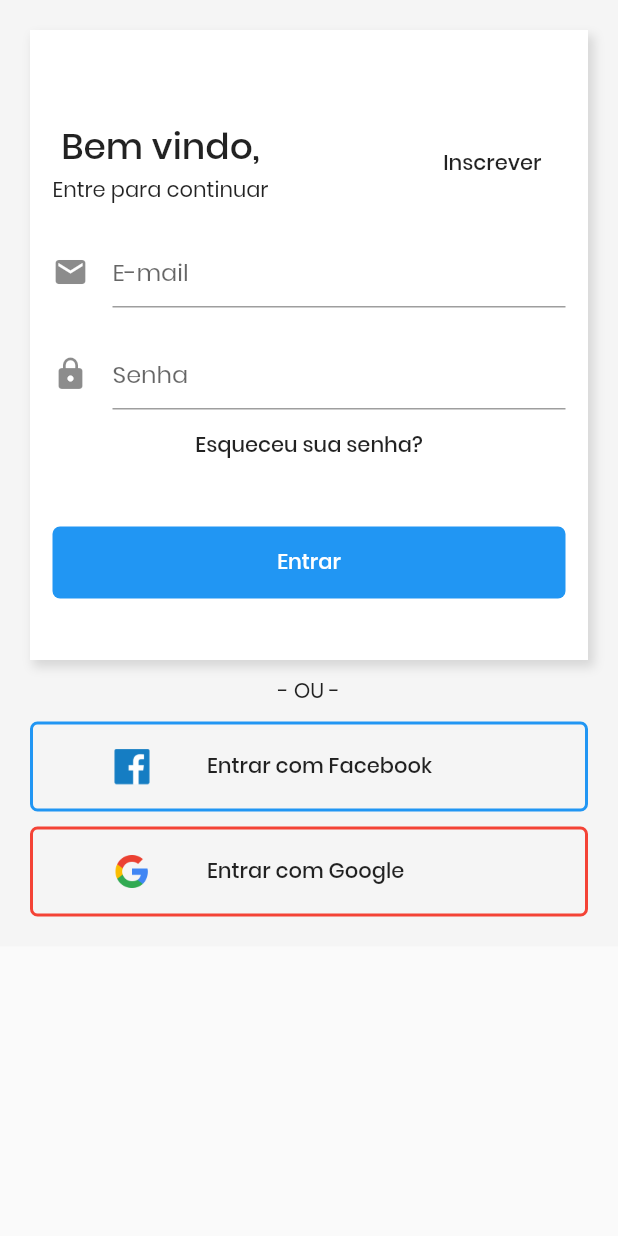
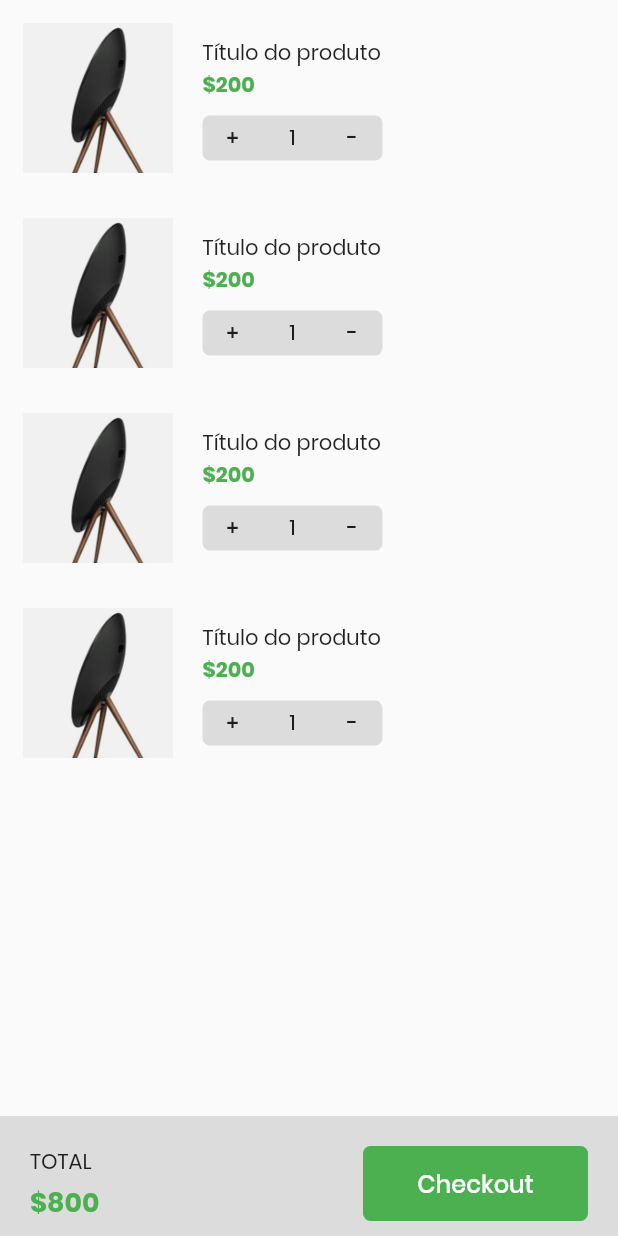
Before and after one commit to MagnoSantos/marketplace-flutter, a Flutter app: the screen it shows after launch, on a phone screen of 412 x 824 dp. Run offline on Flutter 3.47's test engine with Material 2 defaults, Android fonts, the phone set to English and light mode, and no system bars.

Commit message:
Implementa layout página de carrinho de compras

```diff
--- a/marketplace/lib/main.dart
+++ b/marketplace/lib/main.dart
@@ -1,5 +1,5 @@
 import 'package:flutter/material.dart';
-import 'package:marketplace/pages/home.page.dart';
+import 'package:marketplace/pages/cart.page.dart';
 import 'package:marketplace/pages/login.page.dart';
 import 'package:marketplace/styles.dart';
 
@@ -12,7 +12,7 @@ class MyApp extends StatelessWidget {
       debugShowCheckedModeBanner: false,
       title: 'Flutter Demo',
       theme: aplicationTheme(),
-      home: LoginPage(),
+      home: CartPage(),
     );
   }
 }
--- /dev/null
+++ b/marketplace/lib/pages/cart.page.dart
@@ -0,0 +1,167 @@
+import 'package:flutter/material.dart';
+
+class CartPage extends StatelessWidget {
+  @override
+  Widget build(BuildContext context) {
+    return Scaffold(
+      body: Column(
+        mainAxisAlignment: MainAxisAlignment.spaceBetween,
+        children: <Widget>[
+          //Expandir o container na tela completa
+          Expanded(
+            child: Container(
+              child: listaProdutos(),
+            ),
+          ),
+          Container(
+            color: Colors.black12,
+            height: 80,
+            child: Row(
+              mainAxisAlignment: MainAxisAlignment.spaceBetween,
+              children: <Widget>[
+                Padding(
+                  padding: EdgeInsets.only(
+                    top: 20,
+                    left: 20,
+                  ),
+                  child: Column(
+                    crossAxisAlignment: CrossAxisAlignment.start,
+                    children: <Widget>[
+                      Text("TOTAL"),
+                      SizedBox(
+                        height: 3,
+                      ),
+                      Text(
+                        "\$800",
+                        style: TextStyle(
+                          color: Colors.green,
+                          fontWeight: FontWeight.bold,
+                          fontSize: 18,
+                        ),
+                      ),
+                    ],
+                  ),
+                ),
+                Padding(
+                  padding: EdgeInsets.only(
+                    top: 10,
+                    right: 20,
+                  ),
+                  child: Container(
+                    height: 50,
+                    width: 150,
+                    decoration: BoxDecoration(
+                      color: Colors.green,
+                      borderRadius: BorderRadius.all(
+                        Radius.circular(5),
+                      ),
+                    ),
+                    child: FlatButton(
+                      child: Text(
+                        "Checkout",
+                        style: TextStyle(
+                          color: Colors.white,
+                          fontSize: 16,
+                        ),
+                      ),
+                      onPressed: () {},
+                    ),
+                  ),
+                )
+              ],
+            ),
+          ),
+        ],
+      ),
+    );
+  }
+}
+
+Widget listaProdutos() {
+  return ListView(
+    children: <Widget>[
+      itemProduto(),
+      itemProduto(),
+      itemProduto(),
+      itemProduto(),
+    ],
+  );
+}
+
+Widget itemProduto() {
+  return Container(
+    height: 120,
+    margin: EdgeInsets.all(5),
+    child: Row(
+      children: <Widget>[
+        Container(
+          width: 100,
+          height: 100,
+          margin: EdgeInsets.all(10),
+          child: Image.asset(
+            "assets/product-1.png",
+            fit: BoxFit.fitWidth,
+          ),
+        ),
+        Padding(
+          padding: EdgeInsets.only(
+            top: 20,
+            left: 10,
+          ),
+          child: Column(
+            crossAxisAlignment: CrossAxisAlignment.start,
+            children: <Widget>[
+              Text("Título do produto"),
+              Text(
+                "\$200",
+                style: TextStyle(
+                  color: Colors.green,
+                  fontWeight: FontWeight.bold,
+                ),
+              ),
+              SizedBox(
+                height: 10,
+              ),
+              Container(
+                height: 30,
+                width: 120,
+                decoration: BoxDecoration(
+                  color: Colors.black12,
+                  borderRadius: BorderRadius.all(
+                    Radius.circular(5),
+                  ),
+                ),
+                child: Row(
+                  children: <Widget>[
+                    //Organização com containers de 40 pixels
+                    Container(
+                      width: 40,
+                      alignment: Alignment.center,
+                      child: FlatButton(
+                        onPressed: () {},
+                        child: Text("+"),
+                      ),
+                    ),
+                    Container(
+                      width: 40,
+                      alignment: Alignment.center,
+                      child: Text("1"),
+                    ),
+                    Container(
+                      width: 40,
+                      alignment: Alignment.center,
+                      child: FlatButton(
+                        onPressed: () {},
+                        child: Text("-"),
+                      ),
+                    )
+                  ],
+                ),
+              ),
+            ],
+          ),
+        )
+      ],
+    ),
+  );
+}
```
